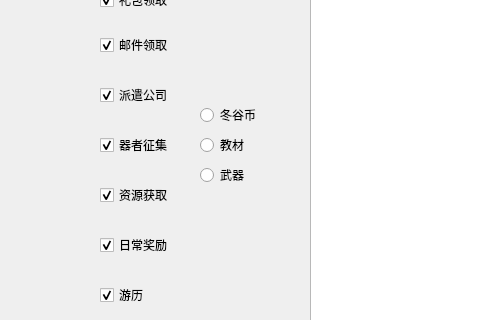
Old version of the form code/ui/WHA.ui in the repository xiaolizhang77/WHA_dev; both pictures show x 0 to 487 and y 115 to 435 of the 861 by 553 pixel window.
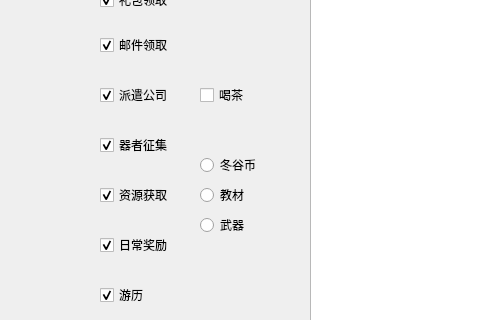
New version of the form.

Patch:
```diff
--- a/code/ui/WHA.ui
+++ b/code/ui/WHA.ui
@@ -193,7 +193,7 @@
    <property name="geometry">
     <rect>
      <x>200</x>
-     <y>220</y>
+     <y>270</y>
      <width>95</width>
      <height>20</height>
     </rect>
@@ -206,7 +206,7 @@
    <property name="geometry">
     <rect>
      <x>200</x>
-     <y>250</y>
+     <y>300</y>
      <width>95</width>
      <height>20</height>
     </rect>
@@ -219,7 +219,7 @@
    <property name="geometry">
     <rect>
      <x>200</x>
-     <y>280</y>
+     <y>330</y>
      <width>95</width>
      <height>20</height>
     </rect>
@@ -267,6 +267,19 @@
     </rect>
    </property>
   </widget>
+  <widget class="QCheckBox" name="checkBox_8">
+   <property name="geometry">
+    <rect>
+     <x>200</x>
+     <y>200</y>
+     <width>79</width>
+     <height>20</height>
+    </rect>
+   </property>
+   <property name="text">
+    <string>喝茶</string>
+   </property>
+  </widget>
  </widget>
  <resources/>
  <connections>
```
